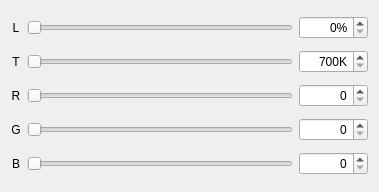
Old version of the form gui/control.ui in the repository dimitry-ishenko/home.
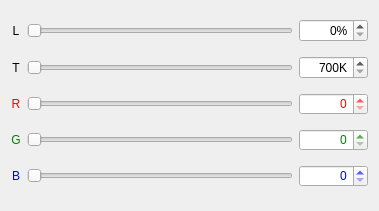
New version of the form.

Commit message: control: colorize

What changed in the file:
```diff
--- a/gui/control.ui
+++ b/gui/control.ui
@@ -7,7 +7,7 @@
     <x>0</x>
     <y>0</y>
     <width>379</width>
-    <height>192</height>
+    <height>211</height>
    </rect>
   </property>
   <property name="windowTitle">
@@ -64,6 +64,9 @@
    </item>
    <item row="2" column="0">
     <widget class="QLabel" name="red_label">
+     <property name="styleSheet">
+      <string notr="true">color: red</string>
+     </property>
      <property name="text">
       <string>R</string>
      </property>
@@ -74,6 +77,9 @@
    </item>
    <item row="2" column="1">
     <widget class="QSlider" name="red_slider">
+     <property name="styleSheet">
+      <string notr="true">color: red</string>
+     </property>
      <property name="maximum">
       <number>255</number>
      </property>
@@ -84,6 +90,9 @@
    </item>
    <item row="2" column="2">
     <widget class="QSpinBox" name="red_spin">
+     <property name="styleSheet">
+      <string notr="true">color: red</string>
+     </property>
      <property name="alignment">
       <set>Qt::AlignRight|Qt::AlignTrailing|Qt::AlignVCenter</set>
      </property>
@@ -94,6 +103,9 @@
    </item>
    <item row="3" column="0">
     <widget class="QLabel" name="green_label">
+     <property name="styleSheet">
+      <string notr="true">color: green</string>
+     </property>
      <property name="text">
       <string>G</string>
      </property>
@@ -104,6 +116,9 @@
    </item>
    <item row="3" column="1">
     <widget class="QSlider" name="green_slider">
+     <property name="styleSheet">
+      <string notr="true">color: green</string>
+     </property>
      <property name="maximum">
       <number>255</number>
      </property>
@@ -114,6 +129,9 @@
    </item>
    <item row="3" column="2">
     <widget class="QSpinBox" name="green_spin">
+     <property name="styleSheet">
+      <string notr="true">color: green</string>
+     </property>
      <property name="alignment">
       <set>Qt::AlignRight|Qt::AlignTrailing|Qt::AlignVCenter</set>
      </property>
@@ -124,6 +142,9 @@
    </item>
    <item row="4" column="0">
     <widget class="QLabel" name="blue_label">
+     <property name="styleSheet">
+      <string notr="true">color: blue</string>
+     </property>
      <property name="text">
       <string>B</string>
      </property>
@@ -134,6 +155,9 @@
    </item>
    <item row="4" column="1">
     <widget class="QSlider" name="blue_slider">
+     <property name="styleSheet">
+      <string notr="true">color: blue</string>
+     </property>
      <property name="maximum">
       <number>255</number>
      </property>
@@ -144,6 +168,9 @@
    </item>
    <item row="4" column="2">
     <widget class="QSpinBox" name="blue_spin">
+     <property name="styleSheet">
+      <string notr="true">color: blue</string>
+     </property>
      <property name="alignment">
       <set>Qt::AlignRight|Qt::AlignTrailing|Qt::AlignVCenter</set>
      </property>
```
